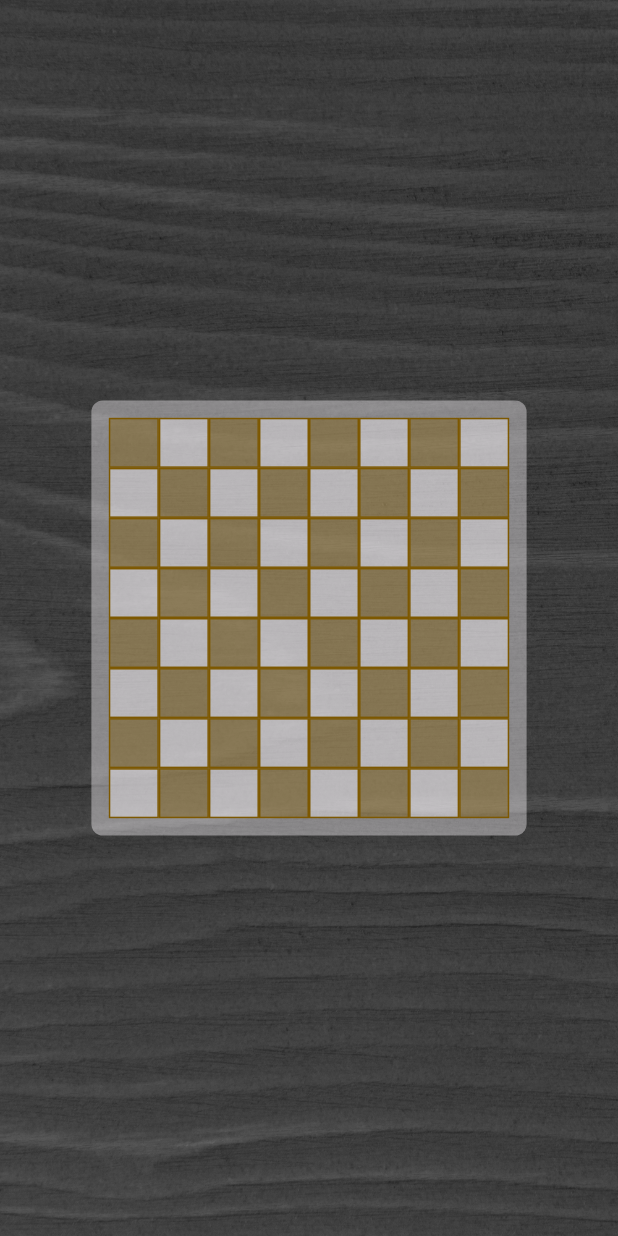
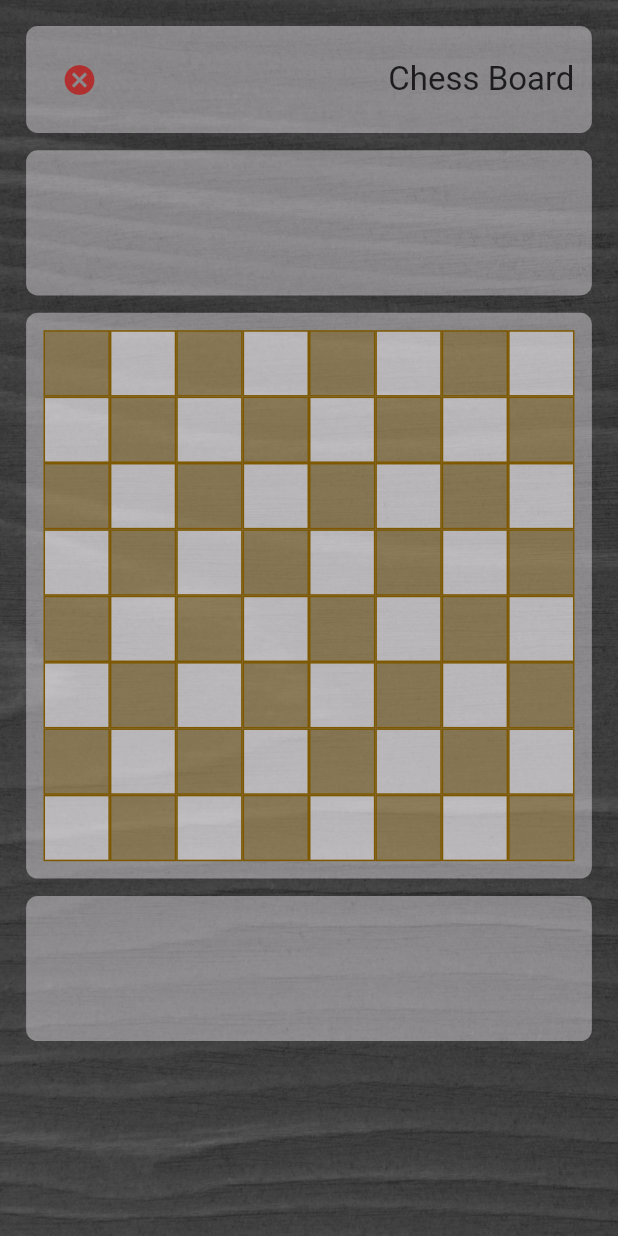
Before and after one commit to AbdulbasitSaid/eight_queen_problem_game, a Flutter app: the screen it shows after launch, on a phone screen of 412 x 824 dp. Run offline on Flutter 3.47's test engine with Material 3 defaults, Android fonts, the phone set to English and light mode, and no system bars; our stand-ins replace flutter_hooks, flutter_screenutil, go_router.

```diff
--- a/lib/features/chess_board/presentation/screens/chess_board_screen.dart
+++ b/lib/features/chess_board/presentation/screens/chess_board_screen.dart
@@ -1,8 +1,11 @@
 import 'package:eight_queen_problem_game/core/constants.dart';
 import 'package:eight_queen_problem_game/features/chess_board/presentation/screens/components/background_image_component.dart';
+import 'package:flutter/cupertino.dart';
 import 'package:flutter/material.dart';
+import 'package:flutter/widgets.dart';
 import 'package:flutter_hooks/flutter_hooks.dart';
 import 'package:flutter_screenutil/flutter_screenutil.dart';
+import 'package:go_router/go_router.dart';
 
 class ChessBoardScreen extends HookWidget {
   const ChessBoardScreen({super.key});
@@ -13,15 +16,73 @@ class ChessBoardScreen extends HookWidget {
       body: Stack(
         children: [
           const BackgroundImageComponent(),
-          Align(
-            alignment: Alignment.center,
+          SafeArea(
             child: Container(
-              alignment: Alignment.center,
-              height: 300.sp,
-              width: 300.sp,
+              padding: EdgeInsets.all(18.sp),
+              child: Column(
+                mainAxisSize: MainAxisSize.max,
+                mainAxisAlignment: MainAxisAlignment.start,
+                children: [
+                  // App bar
+                  Container(
+                    padding: EdgeInsets.all(12.sp),
+                    decoration: BoxDecoration(
+                      color: Theme.of(context)
+                          .colorScheme
+                          .background
+                          .withOpacity(.4),
+                      borderRadius: BorderRadius.all(Radius.circular(8.sp)),
+                    ),
+                    child: Row(
+                      mainAxisAlignment: MainAxisAlignment.spaceBetween,
+                      children: [
+                        IconButton(
+                          onPressed: () {
+                            context.pop(true);
+                          },
+                          icon: const Icon(
+                            Icons.cancel,
+                          ),
+                          color: Theme.of(context)
+                              .colorScheme
+                              .error
+                              .withOpacity(.8),
+                        ),
+                        Text(
+                          'Chess Board',
+                          style: Theme.of(context).textTheme.titleLarge,
+                        ),
+                      ],
+                    ),
+                  ),
+                  SizedBox(
+                    height: 12.sp,
+                  ),
+                  // Notification Area
+                  Container(
+                    padding: EdgeInsets.all(12.sp),
+                    height: 100.sp,
+                    width: ScreenUtil().screenWidth,
+                    decoration: BoxDecoration(
+                      color: Theme.of(context)
+                          .colorScheme
+                          .background
+                          .withOpacity(.4),
+                      borderRadius: BorderRadius.all(Radius.circular(8.sp)),
+                    ),
+                  ),
+                  // Notification Area
+                  SizedBox(
+                    height: 12.sp,
+                  ),
+                  // Chess board
+                  Container(
                     clipBehavior: Clip.antiAlias,
                     decoration: BoxDecoration(
-                color: Theme.of(context).colorScheme.background.withOpacity(.4),
+                      color: Theme.of(context)
+                          .colorScheme
+                          .background
+                          .withOpacity(.4),
                       borderRadius: BorderRadius.all(Radius.circular(8.sp)),
                     ),
                     child: AspectRatio(
@@ -34,18 +95,24 @@ class ChessBoardScreen extends HookWidget {
                             crossAxisCount: Constants.numberOfQueens,
                             childAspectRatio: 1,
                           ),
-                    itemCount:
-                        Constants.numberOfQueens * Constants.numberOfQueens,
+                          itemCount: Constants.numberOfQueens *
+                              Constants.numberOfQueens,
                           itemBuilder: (context, index) {
                             return Container(
                               decoration: BoxDecoration(
                                 border: Border.all(
-                              color: Theme.of(context).colorScheme.secondary),
+                                    color: Theme.of(context)
+                                        .colorScheme
+                                        .secondary),
                                 color: (index % 2 == 0 &&
-                                      index ~/ Constants.numberOfQueens % 2 ==
+                                            index ~/
+                                                    Constants.numberOfQueens %
+                                                    2 ==
                                                 0) ||
                                         (index % 2 != 0 &&
-                                      index ~/ Constants.numberOfQueens % 2 !=
+                                            index ~/
+                                                    Constants.numberOfQueens %
+                                                    2 !=
                                                 0)
                                     ? Theme.of(context)
                                         .colorScheme
@@ -60,7 +127,27 @@ class ChessBoardScreen extends HookWidget {
                           }),
                     ),
                   ),
+                  // Chess board
+                  SizedBox(
+                    height: 12.sp,
                   ),
+                  Container(
+                    padding: EdgeInsets.all(12.sp),
+                    height: 100.sp,
+                    width: ScreenUtil().screenWidth,
+                    decoration: BoxDecoration(
+                      color: Theme.of(context)
+                          .colorScheme
+                          .background
+                          .withOpacity(.4),
+                      borderRadius: BorderRadius.all(Radius.circular(8.sp)),
+                    ),
+                  ),
+                ],
+              ),
+            ),
+          ),
+          // App bar
         ],
       ),
     );
--- a/lib/main.dart
+++ b/lib/main.dart
@@ -3,7 +3,10 @@ import 'package:eight_queen_problem_game/utils/router.dart';
 import 'package:flutter/material.dart';
 import 'package:flutter_screenutil/flutter_screenutil.dart';
 
-void main() {
+void main() async {
+  WidgetsFlutterBinding.ensureInitialized();
+  await ScreenUtil.ensureScreenSize();
+
   runApp(const MainApp());
 }
 
```
Lines whose indentation alone changed are shown as unchanged.
